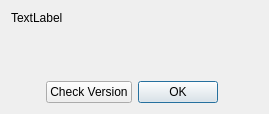
Before: the Qt Designer form woterm/qwoaboutdialog.ui in aoyiduo/woterm, drawn with Qt 5.
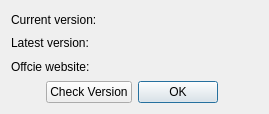
After: the same form once the commit is applied.

What changed in the file:
```diff
--- a/woterm/qwoaboutdialog.ui
+++ b/woterm/qwoaboutdialog.ui
@@ -21,27 +21,82 @@
   </property>
   <layout class="QVBoxLayout" name="verticalLayout_2">
    <item>
-    <widget class="QLabel" name="desc">
-     <property name="text">
-      <string>TextLabel</string>
-     </property>
-     <property name="textFormat">
-      <enum>Qt::RichText</enum>
-     </property>
-    </widget>
+    <layout class="QHBoxLayout" name="horizontalLayout_2">
+     <item>
+      <widget class="QLabel" name="label">
+       <property name="text">
+        <string>Current version:</string>
+       </property>
+      </widget>
+     </item>
+     <item>
+      <widget class="QLabel" name="verNow">
+       <property name="sizePolicy">
+        <sizepolicy hsizetype="MinimumExpanding" vsizetype="Preferred">
+         <horstretch>0</horstretch>
+         <verstretch>0</verstretch>
+        </sizepolicy>
+       </property>
+       <property name="text">
+        <string/>
+       </property>
+      </widget>
+     </item>
+    </layout>
    </item>
    <item>
-    <spacer name="verticalSpacer">
-     <property name="orientation">
-      <enum>Qt::Vertical</enum>
-     </property>
-     <property name="sizeHint" stdset="0">
-      <size>
-       <width>20</width>
-       <height>40</height>
-      </size>
-     </property>
-    </spacer>
+    <layout class="QHBoxLayout" name="horizontalLayout_3">
+     <item>
+      <widget class="QLabel" name="label_3">
+       <property name="text">
+        <string>Latest version:</string>
+       </property>
+      </widget>
+     </item>
+     <item>
+      <widget class="QLabel" name="verLatest">
+       <property name="sizePolicy">
+        <sizepolicy hsizetype="MinimumExpanding" vsizetype="Preferred">
+         <horstretch>0</horstretch>
+         <verstretch>0</verstretch>
+        </sizepolicy>
+       </property>
+       <property name="text">
+        <string/>
+       </property>
+      </widget>
+     </item>
+    </layout>
+   </item>
+   <item>
+    <layout class="QHBoxLayout" name="horizontalLayout_4">
+     <item>
+      <widget class="QLabel" name="label_2">
+       <property name="text">
+        <string>Offcie website:</string>
+       </property>
+      </widget>
+     </item>
+     <item>
+      <widget class="QLabel" name="website">
+       <property name="sizePolicy">
+        <sizepolicy hsizetype="MinimumExpanding" vsizetype="Preferred">
+         <horstretch>0</horstretch>
+         <verstretch>0</verstretch>
+        </sizepolicy>
+       </property>
+       <property name="text">
+        <string/>
+       </property>
+       <property name="textFormat">
+        <enum>Qt::RichText</enum>
+       </property>
+       <property name="openExternalLinks">
+        <bool>true</bool>
+       </property>
+      </widget>
+     </item>
+    </layout>
    </item>
    <item>
     <layout class="QHBoxLayout" name="horizontalLayout">
```
